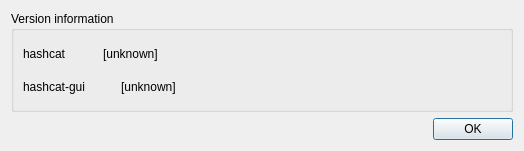
Qt form src/aboutdialog.ui (rgroesslinger/hashcat-gui) before a commit.
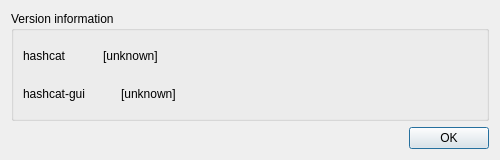
The same form after that commit. Icons and pictures are not drawn.

Commit message: modernize about dialog

What changed in the file:
```diff
--- a/src/aboutdialog.ui
+++ b/src/aboutdialog.ui
@@ -6,10 +6,28 @@
    <rect>
     <x>0</x>
     <y>0</y>
-    <width>524</width>
-    <height>151</height>
+    <width>500</width>
+    <height>160</height>
    </rect>
   </property>
+  <property name="sizePolicy">
+   <sizepolicy hsizetype="Fixed" vsizetype="Fixed">
+    <horstretch>0</horstretch>
+    <verstretch>0</verstretch>
+   </sizepolicy>
+  </property>
+  <property name="minimumSize">
+   <size>
+    <width>500</width>
+    <height>160</height>
+   </size>
+  </property>
+  <property name="maximumSize">
+   <size>
+    <width>500</width>
+    <height>160</height>
+   </size>
+  </property>
   <property name="windowTitle">
    <string>About</string>
   </property>
```
The commit also changes 2 other files.
